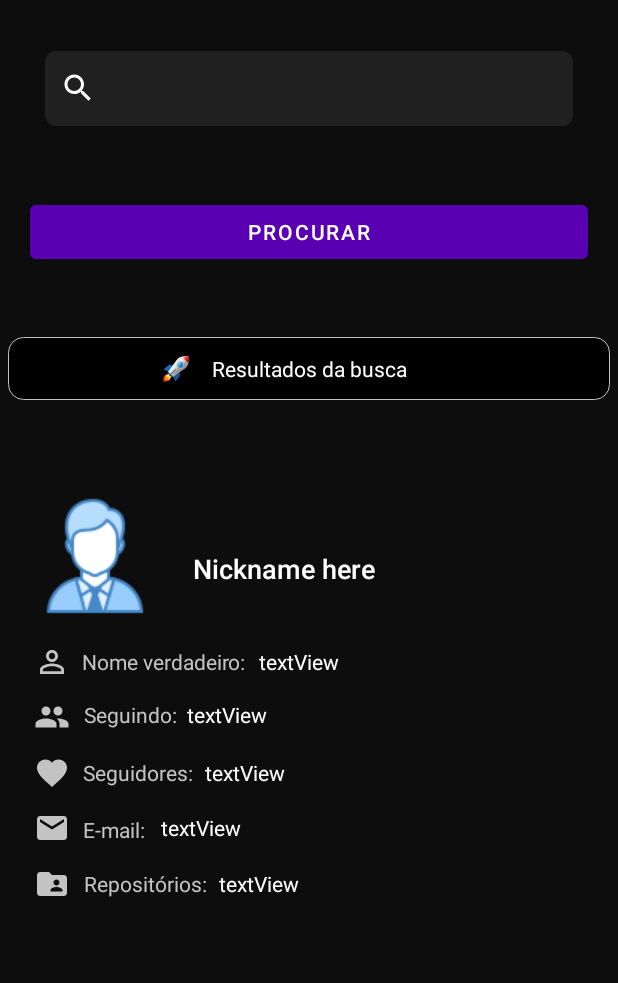
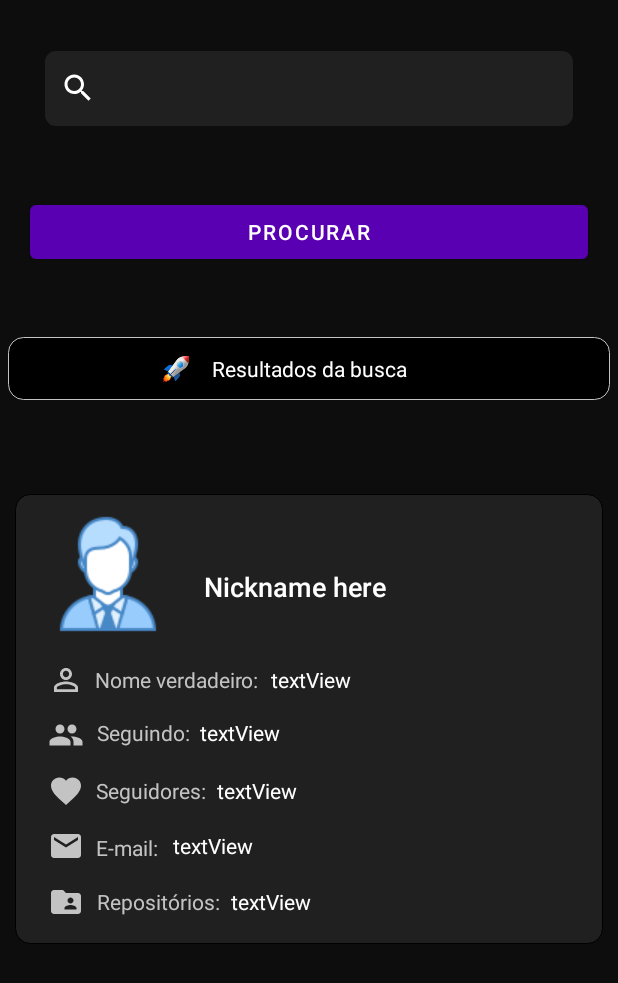
Before and after one commit to GustavoHenriqueDK/Github-API-for-user-search, an Android app: the screen it shows after launch (MainActivity), on a phone screen of 412 x 824 dp. Shown: the top 983 px of the screen. Run offline under Robolectric (Android 15) with nearby library versions, the phone set to English and light mode, and no system bars.

Commit message:
- constraint_layout_user_informations_shape.xml added;

```diff
--- /dev/null
+++ b/app/src/main/res/drawable/constraint_layout_user_informations_shape.xml
@@ -0,0 +1,14 @@
+<?xml version="1.0" encoding="utf-8"?>
+<shape xmlns:android="http://schemas.android.com/apk/res/android"
+    android:shape="rectangle">
+    <solid
+        android:color="#202020">
+    </solid>
+    <stroke android:width="0.5dip"/>
+    <corners
+        android:bottomLeftRadius="10dp"
+        android:topLeftRadius="10dp"
+        android:bottomRightRadius="10dp"
+        android:topRightRadius="10dp">
+    </corners>
+</shape>
--- a/app/src/main/res/layout/activity_main.xml
+++ b/app/src/main/res/layout/activity_main.xml
@@ -120,12 +120,18 @@
         android:id="@+id/constraintLayoutUserInformations"
         android:layout_width="match_parent"
         android:layout_height="300dp"
+        android:layout_marginStart="10dp"
+        android:layout_marginLeft="10dp"
         android:layout_marginTop="37dp"
+        android:layout_marginEnd="10dp"
+        android:layout_marginRight="10dp"
+        android:background="@drawable/constraint_layout_user_informations_shape"
         app:layout_constraintBottom_toBottomOf="parent"
         app:layout_constraintEnd_toEndOf="parent"
+        app:layout_constraintHorizontal_bias="0.0"
         app:layout_constraintStart_toStartOf="parent"
         app:layout_constraintTop_toBottomOf="@+id/constraintLayoutDark"
-        app:layout_constraintVertical_bias="0.060000002">
+        app:layout_constraintVertical_bias="0.114">
 
         <ImageView
             android:id="@+id/imageViewUserPhotoProfile"
```
